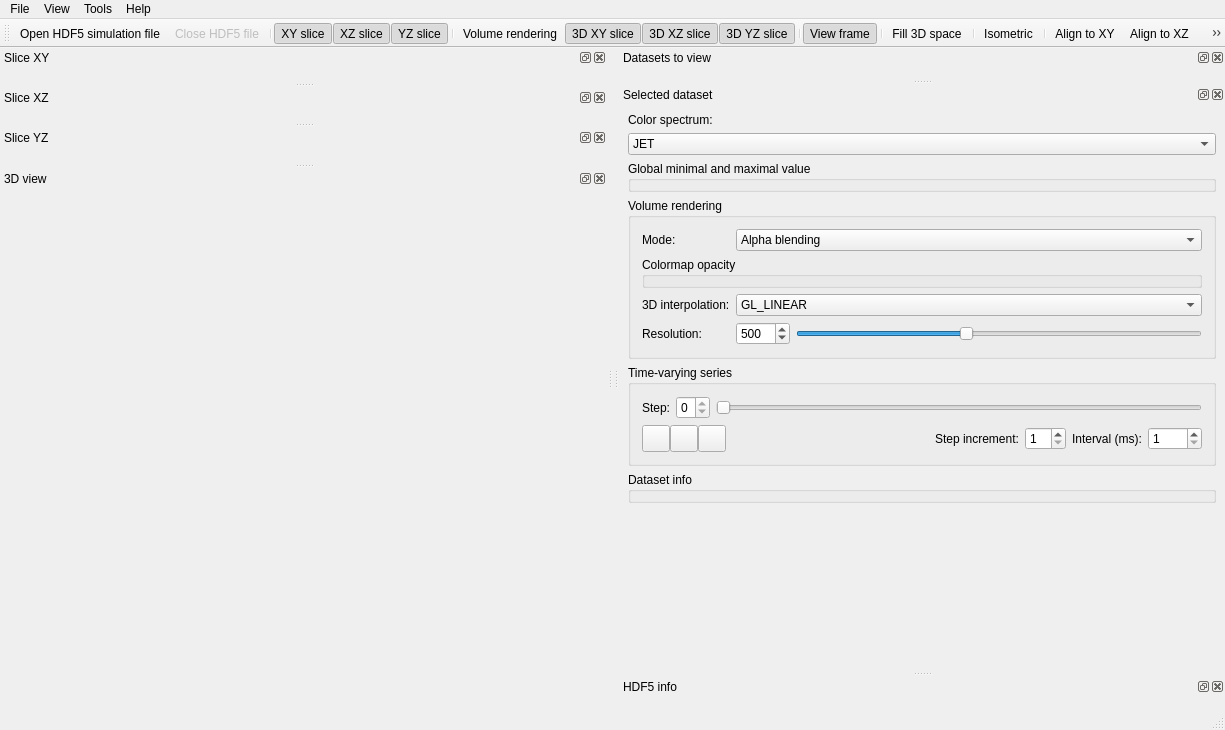
First picture: the form in projects/k-wave-h5-visualizer/mainwindow.ui, repository klepo/Visualisation-of-the-outputs-of-k-Wave-ultrasound-simulations, before the edit.
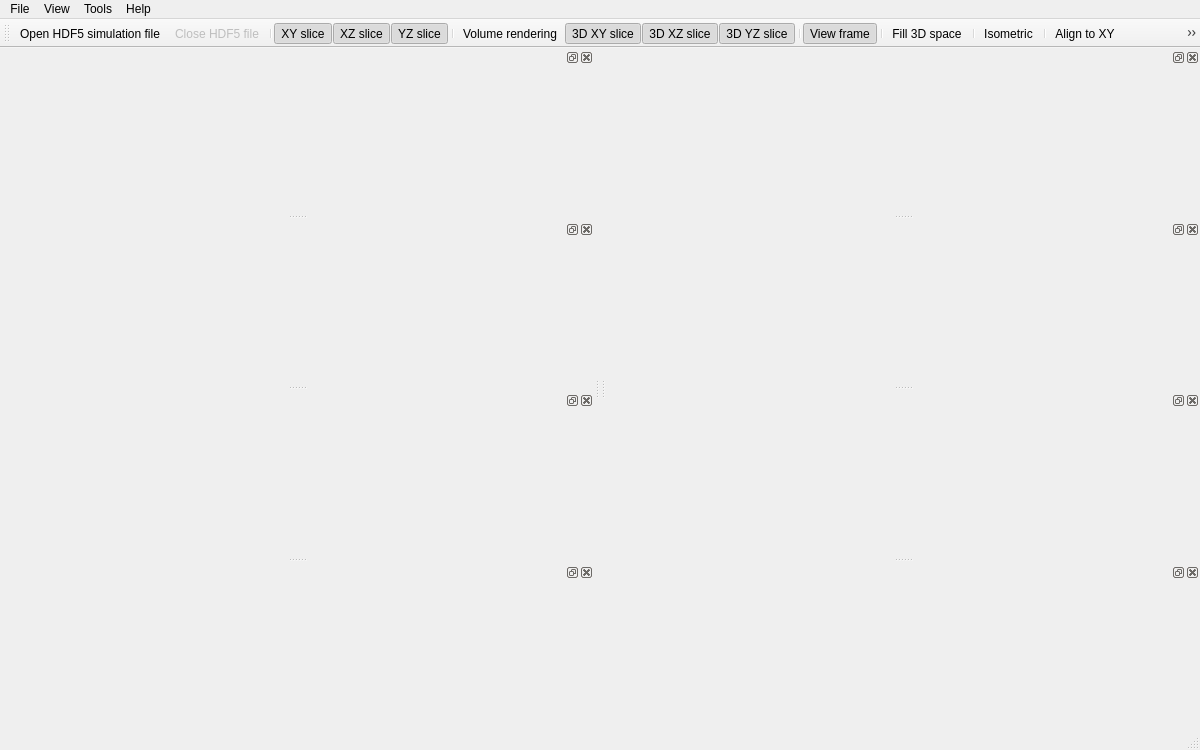
Second picture: the form after the edit. Icons and pictures are not drawn. Custom widgets are drawn as their Qt base class.

What changed in the file:
```diff
--- a/projects/k-wave-h5-visualizer/mainwindow.ui
+++ b/projects/k-wave-h5-visualizer/mainwindow.ui
@@ -6,8 +6,8 @@
    <rect>
     <x>0</x>
     <y>0</y>
-    <width>1225</width>
-    <height>730</height>
+    <width>1200</width>
+    <height>750</height>
    </rect>
   </property>
   <property name="windowTitle">
@@ -95,7 +95,7 @@
     <rect>
      <x>0</x>
      <y>0</y>
-     <width>1225</width>
+     <width>1200</width>
      <height>21</height>
     </rect>
    </property>
@@ -159,9 +159,6 @@
      <verstretch>0</verstretch>
     </sizepolicy>
    </property>
-   <property name="windowTitle">
-    <string>Slice XY</string>
-   </property>
    <attribute name="dockWidgetArea">
     <number>1</number>
    </attribute>
@@ -173,716 +170,36 @@
      <verstretch>0</verstretch>
     </sizepolicy>
    </property>
-   <property name="windowTitle">
-    <string>Slice XZ</string>
-   </property>
    <attribute name="dockWidgetArea">
     <number>1</number>
    </attribute>
   </widget>
   <widget class="SliceDockWidget" name="dockWidgetSliceYZ">
-   <property name="sizePolicy">
-    <sizepolicy hsizetype="Minimum" vsizetype="Minimum">
-     <horstretch>0</horstretch>
-     <verstretch>0</verstretch>
-    </sizepolicy>
-   </property>
-   <property name="windowTitle">
-    <string>Slice YZ</string>
-   </property>
    <attribute name="dockWidgetArea">
     <number>1</number>
    </attribute>
   </widget>
-  <widget class="QDockWidget" name="dockWidgetWindow3D">
-   <property name="minimumSize">
-    <size>
-     <width>500</width>
-     <height>300</height>
-    </size>
-   </property>
-   <property name="features">
-    <set>QDockWidget::AllDockWidgetFeatures</set>
-   </property>
-   <property name="windowTitle">
-    <string>3D view</string>
-   </property>
+  <widget class="Window3DDockWidget" name="dockWidgetWindow3D">
    <attribute name="dockWidgetArea">
     <number>1</number>
    </attribute>
-   <widget class="QWidget" name="dockWidgetContents3D">
-    <layout class="QVBoxLayout" name="verticalLayout_2">
-     <property name="spacing">
-      <number>0</number>
-     </property>
-     <property name="leftMargin">
-      <number>0</number>
-     </property>
-     <property name="topMargin">
-      <number>0</number>
-     </property>
-     <property name="rightMargin">
-      <number>0</number>
-     </property>
-     <property name="bottomMargin">
-      <number>0</number>
-     </property>
-     <item>
-      <widget class="QLabel" name="label3DLoading">
-       <property name="minimumSize">
-        <size>
-         <width>500</width>
-         <height>20</height>
-        </size>
-       </property>
-       <property name="text">
-        <string/>
-       </property>
-       <property name="scaledContents">
-        <bool>false</bool>
-       </property>
-      </widget>
-     </item>
-    </layout>
-   </widget>
   </widget>
   <widget class="DatasetsDockWidget" name="dockWidgetDatasets">
-   <property name="sizePolicy">
-    <sizepolicy hsizetype="Minimum" vsizetype="Minimum">
-     <horstretch>0</horstretch>
-     <verstretch>0</verstretch>
-    </sizepolicy>
-   </property>
-   <property name="windowTitle">
-    <string>Datasets to view</string>
-   </property>
    <attribute name="dockWidgetArea">
     <number>2</number>
    </attribute>
   </widget>
-  <widget class="QDockWidget" name="dockWidgetSelectedDataset">
-   <property name="sizePolicy">
-    <sizepolicy hsizetype="Minimum" vsizetype="Expanding">
-     <horstretch>0</horstretch>
-     <verstretch>0</verstretch>
-    </sizepolicy>
-   </property>
-   <property name="minimumSize">
-    <size>
-     <width>500</width>
-     <height>340</height>
-    </size>
-   </property>
-   <property name="windowTitle">
-    <string>Selected dataset</string>
-   </property>
+  <widget class="SelectedDatasetDockWidget" name="dockWidgetSelectedDataset">
    <attribute name="dockWidgetArea">
     <number>2</number>
    </attribute>
-   <widget class="QWidget" name="dockWidgetContentsSelectedDataset">
-    <property name="sizePolicy">
-     <sizepolicy hsizetype="Minimum" vsizetype="Minimum">
-      <horstretch>0</horstretch>
-      <verstretch>0</verstretch>
-     </sizepolicy>
-    </property>
-    <layout class="QVBoxLayout" name="verticalLayoutSelectedDataset">
-     <property name="spacing">
-      <number>0</number>
-     </property>
-     <property name="leftMargin">
-      <number>0</number>
-     </property>
-     <property name="topMargin">
-      <number>0</number>
-     </property>
-     <property name="rightMargin">
-      <number>0</number>
-     </property>
-     <property name="bottomMargin">
-      <number>0</number>
-     </property>
-     <item>
-      <widget class="QScrollArea" name="scrollAreaSelectedDataset">
-       <property name="sizePolicy">
-        <sizepolicy hsizetype="Minimum" vsizetype="Expanding">
-         <horstretch>0</horstretch>
-         <verstretch>0</verstretch>
-        </sizepolicy>
-       </property>
-       <property name="frameShape">
-        <enum>QFrame::NoFrame</enum>
-       </property>
-       <property name="frameShadow">
-        <enum>QFrame::Plain</enum>
-       </property>
-       <property name="widgetResizable">
-        <bool>true</bool>
-       </property>
-       <property name="alignment">
-        <set>Qt::AlignLeading|Qt::AlignLeft|Qt::AlignTop</set>
-       </property>
-       <widget class="QWidget" name="scrollAreaWidgetContentsSelectedDataset">
-        <property name="geometry">
-         <rect>
-          <x>0</x>
-          <y>0</y>
-          <width>611</width>
-          <height>525</height>
-         </rect>
-        </property>
-        <property name="sizePolicy">
-         <sizepolicy hsizetype="Minimum" vsizetype="Expanding">
-          <horstretch>0</horstretch>
-          <verstretch>0</verstretch>
-         </sizepolicy>
-        </property>
-        <layout class="QVBoxLayout" name="verticalLayoutSelectedDatasetScroll">
-         <property name="spacing">
-          <number>6</number>
-         </property>
-         <property name="leftMargin">
-          <number>9</number>
-         </property>
-         <property name="topMargin">
-          <number>9</number>
-         </property>
-         <property name="rightMargin">
-          <number>9</number>
-         </property>
-         <property name="bottomMargin">
-          <number>9</number>
-         </property>
-         <item alignment="Qt::AlignBottom">
-          <widget class="QLabel" name="labelColor">
-           <property name="text">
-            <string>Color spectrum:</string>
-           </property>
-           <property name="buddy">
-            <cstring>comboBoxColormap</cstring>
-           </property>
-          </widget>
-         </item>
-         <item>
-          <widget class="QComboBox" name="comboBoxColormap">
-           <property name="sizePolicy">
-            <sizepolicy hsizetype="Expanding" vsizetype="Fixed">
-             <horstretch>0</horstretch>
-             <verstretch>0</verstretch>
-            </sizepolicy>
-           </property>
-           <property name="currentText">
-            <string>JET</string>
-           </property>
-           <property name="currentIndex">
-            <number>2</number>
-           </property>
-           <property name="maxVisibleItems">
-            <number>15</number>
-           </property>
-           <property name="iconSize">
-            <size>
-             <width>128</width>
-             <height>16</height>
-            </size>
-           </property>
-           <item>
-            <property name="text">
-             <string>AUTUMN</string>
-            </property>
-            <property name="icon">
-             <iconset resource="resources.qrc">
-              <normaloff>:/colorscale/icons/colorscale_autumn.jpg</normaloff>:/colorscale/icons/colorscale_autumn.jpg</iconset>
-            </property>
-           </item>
-           <item>
-            <property name="text">
-             <string>BONE</string>
-            </property>
-            <property name="icon">
-             <iconset resource="resources.qrc">
-              <normaloff>:/colorscale/icons/colorscale_bone.jpg</normaloff>:/colorscale/icons/colorscale_bone.jpg</iconset>
-            </property>
-           </item>
-           <item>
-            <property name="text">
-             <string>JET</string>
-            </property>
-            <property name="icon">
-             <iconset resource="resources.qrc">
-              <normaloff>:/colorscale/icons/colorscale_jet.jpg</normaloff>:/colorscale/icons/colorscale_jet.jpg</iconset>
-            </property>
-           </item>
-           <item>
-            <property name="text">
-             <string>WINTER</string>
-            </property>
-            <property name="icon">
-             <iconset resource="resources.qrc">
-              <normaloff>:/colorscale/icons/colorscale_winter.jpg</normaloff>:/colorscale/icons/colorscale_winter.jpg</iconset>
-            </property>
-           </item>
-           <item>
-            <property name="text">
-             <string>RAINBOW</string>
-            </property>
-            <property name="icon">
-             <iconset resource="resources.qrc">
-              <normaloff>:/colorscale/icons/colorscale_rainbow.jpg</normaloff>:/colorscale/icons/colorscale_rainbow.jpg</iconset>
-            </property>
-           </item>
-           <item>
-            <property name="text">
-             <string>OCEAN</string>
-            </property>
-            <property name="icon">
-             <iconset resource="resources.qrc">
-              <normaloff>:/colorscale/icons/colorscale_ocean.jpg</normaloff>:/colorscale/icons/colorscale_ocean.jpg</iconset>
-            </property>
-           </item>
-           <item>
-            <property name="text">
-             <string>SUMMER</string>
-            </property>
-            <property name="icon">
-             <iconset resource="resources.qrc">
-              <normaloff>:/colorscale/icons/colorscale_summer.jpg</normaloff>:/colorscale/icons/colorscale_summer.jpg</iconset>
-            </property>
-           </item>
-           <item>
-            <property name="text">
-             <string>SPRING</string>
-            </property>
-            <property name="icon">
-             <iconset resource="resources.qrc">
-              <normaloff>:/colorscale/icons/colorscale_spring.jpg</normaloff>:/colorscale/icons/colorscale_spring.jpg</iconset>
-            </property>
-           </item>
-           <item>
-            <property name="text">
-             <string>COOL</string>
-            </property>
-            <property name="icon">
-             <iconset resource="resources.qrc">
-              <normaloff>:/colorscale/icons/colorscale_cool.jpg</normaloff>:/colorscale/icons/colorscale_cool.jpg</iconset>
-            </property>
-           </item>
-           <item>
-            <property name="text">
-             <string>HSV</string>
-            </property>
-            <property name="icon">
-             <iconset resource="resources.qrc">
-              <normaloff>:/colorscale/icons/colorscale_hsv.jpg</normaloff>:/colorscale/icons/colorscale_hsv.jpg</iconset>
-            </property>
-           </item>
-           <item>
-            <property name="text">
-             <string>PINK</string>
-            </property>
-            <property name="icon">
-             <iconset resource="resources.qrc">
-              <normaloff>:/colorscale/icons/colorscale_pink.jpg</normaloff>:/colorscale/icons/colorscale_pink.jpg</iconset>
-            </property>
-           </item>
-           <item>
-            <property name="text">
-             <string>HOT</string>
-            </property>
-            <property name="icon">
-             <iconset resource="resources.qrc">
-              <normaloff>:/colorscale/icons/colorscale_hot.jpg</normaloff>:/colorscale/icons/colorscale_hot.jpg</iconset>
-            </property>
-           </item>
-          </widget>
-         </item>
-         <item>
-          <widget class="MinMaxGroupBox" name="groupBoxMinMax">
-           <property name="title">
-            <string>Global minimal and maximal value</string>
-           </property>
-          </widget>
-         </item>
-         <item>
-          <widget class="QGroupBox" name="groupBoxVolumeRendering">
-           <property name="sizePolicy">
-            <sizepolicy hsizetype="Preferred" vsizetype="Fixed">
-             <horstretch>0</horstretch>
-             <verstretch>0</verstretch>
-            </sizepolicy>
-           </property>
-           <property name="title">
-            <string>Volume rendering</string>
-           </property>
-           <layout class="QGridLayout" name="gridLayout_2">
-            <item row="3" column="2" colspan="2">
-             <widget class="QSlider" name="horizontalSliderVRSlices">
-              <property name="sizePolicy">
-               <sizepolicy hsizetype="Expanding" vsizetype="Fixed">
-                <horstretch>0</horstretch>
-                <verstretch>0</verstretch>
-               </sizepolicy>
-              </property>
-              <property name="minimum">
-               <number>2</number>
-              </property>
-              <property name="maximum">
-               <number>1200</number>
-              </property>
-              <property name="value">
-               <number>500</number>
-              </property>
-              <property name="orientation">
-               <enum>Qt::Horizontal</enum>
-              </property>
-             </widget>
-            </item>
-            <item row="0" column="1" colspan="3">
-             <widget class="QComboBox" name="comboBoxVolumeRenderingMode">
-              <property name="sizePolicy">
-               <sizepolicy hsizetype="Expanding" vsizetype="Fixed">
-                <horstretch>0</horstretch>
-                <verstretch>0</verstretch>
-               </sizepolicy>
-              </property>
-              <item>
-               <property name="text">
-                <string>Alpha blending</string>
-               </property>
-              </item>
-              <item>
-               <property name="text">
-                <string>Maximum intesity projection</string>
-               </property>
-              </item>
-              <item>
-               <property name="text">
-                <string>Minimum intensity projection</string>
-               </property>
-              </item>
-              <item>
-               <property name="text">
-                <string>Average intensity projection</string>
-               </property>
-              </item>
-             </widget>
-            </item>
-            <item row="3" column="0">
-             <widget class="QLabel" name="label_7">
-              <property name="text">
-               <string>Resolution:</string>
-              </property>
-             </widget>
-            </item>
-            <item row="3" column="1">
-             <widget class="QSpinBox" name="spinBoxVRSlices">
-              <property name="sizePolicy">
-               <sizepolicy hsizetype="Fixed" vsizetype="Fixed">
-                <horstretch>0</horstretch>
-                <verstretch>0</verstretch>
-               </sizepolicy>
-              </property>
-              <property name="minimum">
-               <number>3</number>
-              </property>
-              <property name="maximum">
-               <number>1200</number>
-              </property>
-              <property name="value">
-               <number>500</number>
-              </property>
-             </widget>
-            </item>
-            <item row="0" column="0">
-             <widget class="QLabel" name="label_3">
-              <property name="sizePolicy">
-               <sizepolicy hsizetype="Fixed" vsizetype="Preferred">
-                <horstretch>0</horstretch>
-                <verstretch>0</verstretch>
-               </sizepolicy>
-              </property>
-              <property name="text">
-               <string>Mode:</string>
-              </property>
-             </widget>
-            </item>
-            <item row="2" column="1" colspan="3">
-             <widget class="QComboBox" name="comboBoxInterpolationMode">
-              <item>
-               <property name="text">
-                <string>GL_LINEAR</string>
-               </property>
-              </item>
-              <item>
-               <property name="text">
-                <string>GL_NEAREST</string>
-               </property>
-              </item>
-             </widget>
-            </item>
-            <item row="2" column="0">
-             <widget class="QLabel" name="label_4">
-              <property name="text">
-               <string>3D interpolation:</string>
-              </property>
-             </widget>
-            </item>
-            <item row="1" column="0" colspan="4">
-             <widget class="OpacityGroupBox" name="groupBoxOpacity">
-              <property name="title">
-               <string>Colormap opacity</string>
-              </property>
-             </widget>
-            </item>
-           </layout>
-          </widget>
-         </item>
-         <item>
-          <widget class="QGroupBox" name="groupBoxSelectedDatasetTMSeries">
-           <property name="sizePolicy">
-            <sizepolicy hsizetype="Preferred" vsizetype="Fixed">
-             <horstretch>0</horstretch>
-             <verstretch>0</verstretch>
-            </sizepolicy>
-           </property>
-           <property name="title">
-            <string>Time-varying series</string>
-           </property>
-           <layout class="QGridLayout" name="gridLayoutSelectedDatasetTMSeries">
-            <item row="0" column="1" rowspan="2">
-             <widget class="QSpinBox" name="spinBoxSelectedDatasetStep">
-              <property name="sizePolicy">
-               <sizepolicy hsizetype="Fixed" vsizetype="Fixed">
-                <horstretch>0</horstretch>
-                <verstretch>0</verstretch>
-               </sizepolicy>
-              </property>
-              <property name="maximum">
-               <number>0</number>
-              </property>
-             </widget>
-            </item>
-            <item row="0" column="2" rowspan="2" colspan="6">
-             <widget class="QSlider" name="horizontalSliderSelectedDatasetStep">
-              <property name="maximum">
-               <number>0</number>
-              </property>
-              <property name="orientation">
-               <enum>Qt::Horizontal</enum>
-              </property>
-             </widget>
-            </item>
-            <item row="2" column="6" rowspan="3">
-             <widget class="QLabel" name="label">
-              <property name="sizePolicy">
-               <sizepolicy hsizetype="Fixed" vsizetype="Preferred">
-                <horstretch>0</horstretch>
-                <verstretch>0</verstretch>
-               </sizepolicy>
-              </property>
-              <property name="text">
-               <string>Interval (ms):</string>
-              </property>
-             </widget>
-            </item>
-            <item row="2" column="5" rowspan="3">
-             <widget class="QSpinBox" name="spinBoxTMIncrement">
-              <property name="sizePolicy">
-               <sizepolicy hsizetype="Fixed" vsizetype="Fixed">
-                <horstretch>0</horstretch>
-                <verstretch>0</verstretch>
-               </sizepolicy>
-              </property>
-              <property name="minimum">
-               <number>1</number>
-              </property>
-             </widget>
-            </item>
-            <item row="0" column="0" rowspan="2">
-             <widget class="QLabel" name="labelSelectedDatasetStep">
-              <property name="sizePolicy">
-               <sizepolicy hsizetype="Fixed" vsizetype="Preferred">
-                <horstretch>0</horstretch>
-                <verstretch>0</verstretch>
-               </sizepolicy>
-              </property>
-              <property name="text">
-               <string>Step:</string>
-              </property>
-              <property name="buddy">
-               <cstring>spinBoxSelectedDatasetStep</cstring>
-              </property>
-             </widget>
-            </item>
-            <item row="2" column="7" rowspan="3">
-             <widget class="QSpinBox" name="spinBoxTMInterval">
-              <property name="sizePolicy">
-               <sizepolicy hsizetype="Fixed" vsizetype="Fixed">
-                <horstretch>0</horstretch>
-                <verstretch>0</verstretch>
-               </sizepolicy>
-              </property>
-              <property name="minimum">
-               <number>1</number>
-              </property>
-              <property name="maximum">
-               <number>5000</number>
-              </property>
-              <property name="singleStep">
-               <number>10</number>
-              </property>
-              <property name="value">
-               <number>1</number>
-              </property>
-             </widget>
-            </item>
-            <item row="2" column="0" rowspan="3" colspan="4" alignment="Qt::AlignLeft">
-             <widget class="QWidget" name="widgetSelectedDatasetTMButtons" native="true">
-              <layout class="QHBoxLayout" name="horizontalLayout_4">
-               <property name="spacing">
-                <number>0</number>
-               </property>
-               <property name="leftMargin">
-                <number>0</number>
-               </property>
-               <property name="topMargin">
-                <number>0</number>
-               </property>
-               <property name="rightMargin">
-                <number>0</number>
-               </property>
-               <property name="bottomMargin">
-                <number>0</number>
-               </property>
-               <item>
-                <widget class="QToolButton" name="toolButtonPlay">
-                 <property name="text">
-                  <string/>
-                 </property>
-                 <property name="icon">
-                  <iconset resource="resources.qrc">
-                   <normaloff>:/icons/icons/images/icons_17.png</normaloff>
-                   <normalon>:/icons/icons/images/icons_19.png</normalon>:/icons/icons/images/icons_17.png</iconset>
-                 </property>
-                 <property name="iconSize">
-                  <size>
-                   <width>20</width>
-                   <height>20</height>
-                  </size>
-                 </property>
-                 <property name="checkable">
-                  <bool>true</bool>
-                 </property>
-                 <property name="checked">
-                  <bool>false</bool>
-                 </property>
-                </widget>
-               </item>
-               <item>
-                <widget class="QToolButton" name="toolButtonStart">
-                 <property name="sizePolicy">
-                  <sizepolicy hsizetype="Fixed" vsizetype="Fixed">
-                   <horstretch>0</horstretch>
-                   <verstretch>0</verstretch>
-                  </sizepolicy>
-                 </property>
-                 <property name="text">
-                  <string/>
-                 </property>
-                 <property name="icon">
-                  <iconset resource="resources.qrc">
-                   <normaloff>:/icons/icons/images/icons_18.png</normaloff>:/icons/icons/images/icons_18.png</iconset>
-                 </property>
-                 <property name="iconSize">
-                  <size>
-                   <width>20</width>
-                   <height>20</height>
-                  </size>
-                 </property>
-                </widget>
-               </item>
-               <item>
-                <widget class="QToolButton" name="toolButtonEnd">
-                 <property name="sizePolicy">
-                  <sizepolicy hsizetype="Fixed" vsizetype="Fixed">
-                   <horstretch>0</horstretch>
-                   <verstretch>0</verstretch>
-                  </sizepolicy>
-                 </property>
-                 <property name="text">
-                  <string/>
-                 </property>
-                 <property name="icon">
-                  <iconset resource="resources.qrc">
-                   <normaloff>:/icons/icons/images/icons_20.png</normaloff>:/icons/icons/images/icons_20.png</iconset>
-                 </property>
-                 <property name="iconSize">
-                  <size>
-                   <width>20</width>
-                   <height>20</height>
-                  </size>
-                 </property>
-                 <property name="arrowType">
-                  <enum>Qt::NoArrow</enum>
-                 </property>
-                </widget>
-               </item>
-              </layout>
-             </widget>
-            </item>
-            <item row="2" column="4" rowspan="3">
-             <widget class="QLabel" name="label_2">
-              <property name="sizePolicy">
-               <sizepolicy hsizetype="Fixed" vsizetype="Preferred">
-                <horstretch>0</horstretch>
-                <verstretch>0</verstretch>
-               </sizepolicy>
-              </property>
-              <property name="text">
-               <string>Step increment:</string>
-              </property>
-             </widget>
-            </item>
-           </layout>
-          </widget>
-         </item>
-         <item>
-          <widget class="DatasetInfoGroupBox" name="groupBoxSelectedDatasetInfo">
-           <property name="title">
-            <string>Dataset info</string>
-           </property>
-          </widget>
-         </item>
-         <item>
-          <spacer name="verticalSpacer">
-           <property name="orientation">
-            <enum>Qt::Vertical</enum>
-           </property>
-           <property name="sizeHint" stdset="0">
-            <size>
-             <width>20</width>
-             <height>40</height>
-            </size>
-           </property>
-          </spacer>
-         </item>
-        </layout>
-       </widget>
-      </widget>
-     </item>
-    </layout>
-   </widget>
   </widget>
   <widget class="FileInfoDockWidget" name="dockWidgetInfo">
-   <property name="sizePolicy">
-    <sizepolicy hsizetype="Minimum" vsizetype="Expanding">
-     <horstretch>0</horstretch>
-     <verstretch>0</verstretch>
-    </sizepolicy>
-   </property>
-   <property name="windowTitle">
-    <string>HDF5 info</string>
-   </property>
+   <attribute name="dockWidgetArea">
+    <number>2</number>
+   </attribute>
+  </widget>
+  <widget class="Settings3DDockWidget" name="dockWidgetSettings3D">
    <attribute name="dockWidgetArea">
     <number>2</number>
    </attribute>
@@ -1233,15 +550,9 @@
  <layoutdefault spacing="6" margin="11"/>
  <customwidgets>
   <customwidget>
-   <class>DatasetInfoGroupBox</class>
-   <extends>QGroupBox</extends>
-   <header location="global">datasetinfogroupbox.h</header>
-   <container>1</container>
-  </customwidget>
-  <customwidget>
-   <class>OpacityGroupBox</class>
-   <extends>QGroupBox</extends>
-   <header location="global">opacitygroupbox.h</header>
+   <class>Window3DDockWidget</class>
+   <extends>QDockWidget</extends>
+   <header location="global">window3ddockwidget.h</header>
    <container>1</container>
   </customwidget>
   <customwidget>
@@ -1250,6 +561,12 @@
    <header location="global">datasetsdockwidget.h</header>
    <container>1</container>
   </customwidget>
+  <customwidget>
+   <class>SelectedDatasetDockWidget</class>
+   <extends>QDockWidget</extends>
+   <header location="global">selecteddatasetdockwidget.h</header>
+   <container>1</container>
+  </customwidget>
   <customwidget>
    <class>SliceDockWidget</class>
    <extends>QDockWidget</extends>
@@ -1263,9 +580,9 @@
    <container>1</container>
   </customwidget>
   <customwidget>
-   <class>MinMaxGroupBox</class>
-   <extends>QGroupBox</extends>
-   <header location="global">minmaxgroupbox.h</header>
+   <class>Settings3DDockWidget</class>
+   <extends>QDockWidget</extends>
+   <header location="global">settings3ddockwidget.h</header>
    <container>1</container>
   </customwidget>
  </customwidgets>
```
Left out of the diff: 77 changed lines with no effect on the pictures.
